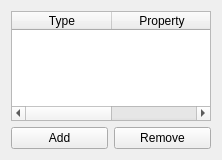
MrStukov/NPC-Editor, file conditionwidget.ui: the form before one commit.
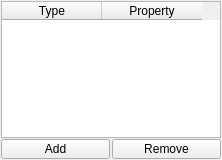
The form after the commit.

```diff
--- a/conditionwidget.ui
+++ b/conditionwidget.ui
@@ -14,6 +14,21 @@
    <string>Form</string>
   </property>
   <layout class="QVBoxLayout" name="verticalLayout">
+   <property name="spacing">
+    <number>1</number>
+   </property>
+   <property name="leftMargin">
+    <number>1</number>
+   </property>
+   <property name="topMargin">
+    <number>1</number>
+   </property>
+   <property name="rightMargin">
+    <number>1</number>
+   </property>
+   <property name="bottomMargin">
+    <number>1</number>
+   </property>
    <item>
     <widget class="QTableWidget" name="tableWidget">
      <column>
@@ -30,15 +45,30 @@
    </item>
    <item>
     <layout class="QHBoxLayout" name="horizontalLayout">
+     <property name="spacing">
+      <number>2</number>
+     </property>
      <item>
-      <widget class="QPushButton" name="pushButton">
+      <widget class="QPushButton" name="add_button">
+       <property name="maximumSize">
+        <size>
+         <width>16777215</width>
+         <height>20</height>
+        </size>
+       </property>
        <property name="text">
         <string>Add</string>
        </property>
       </widget>
      </item>
      <item>
-      <widget class="QPushButton" name="pushButton_2">
+      <widget class="QPushButton" name="remove_button">
+       <property name="maximumSize">
+        <size>
+         <width>16777215</width>
+         <height>20</height>
+        </size>
+       </property>
        <property name="text">
         <string>Remove</string>
        </property>
```
Left out of the diff: 4 changed lines with no effect on the pictures.
